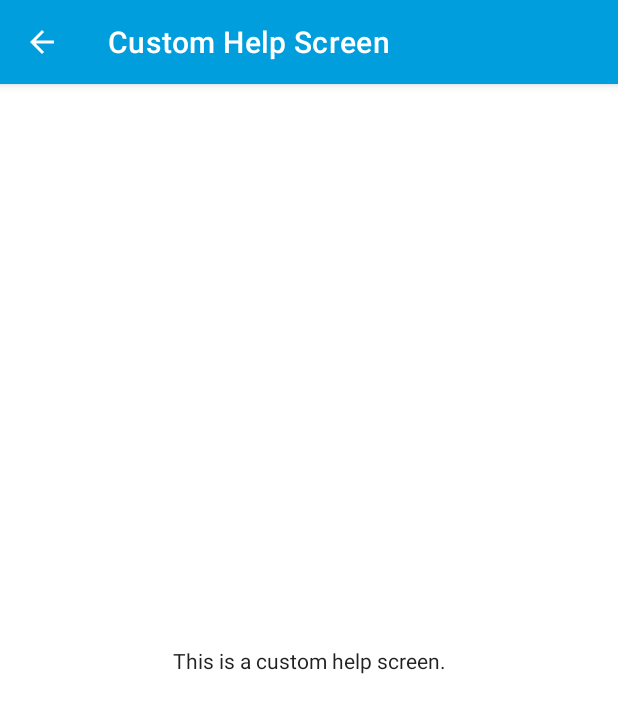
After one commit to gini/gini-pay-bank-sdk-android, an Android app: the CustomHelpActivity screen opened directly, with no data from a screen before it, on a phone screen of 412 x 824 dp. The commit adds this screen. Shown: the top 713 px of the screen. Run offline under Robolectric (Android 15) with nearby library versions, the phone set to English and light mode, and no system bars.

Commit message:
Show custom help screen in the screen api example app

```diff
--- a/appscreenapi/src/main/AndroidManifest.xml
+++ b/appscreenapi/src/main/AndroidManifest.xml
@@ -65,6 +65,9 @@
         </activity>
         <activity android:name=".ExtractionsActivity" />
         <activity android:name=".NoExtractionsActivity" />
+        <activity
+            android:name=".CustomHelpActivity"
+            android:label="@string/custom_help_screen_title" />
     </application>
 
 </manifest>
--- /dev/null
+++ b/appscreenapi/src/main/java/net/gini/pay/appscreenapi/CustomHelpActivity.kt
@@ -0,0 +1,22 @@
+package net.gini.pay.appscreenapi
+
+import android.os.Bundle
+import android.view.MenuItem
+import androidx.appcompat.app.AppCompatActivity
+
+class CustomHelpActivity : AppCompatActivity() {
+
+    override fun onCreate(savedInstanceState: Bundle?) {
+        super.onCreate(savedInstanceState)
+        setContentView(R.layout.activity_custom_help)
+        supportActionBar?.apply { setDisplayHomeAsUpEnabled(true) }
+    }
+
+    override fun onOptionsItemSelected(item: MenuItem): Boolean {
+        if (item.itemId == android.R.id.home) {
+            onBackPressed()
+            return true
+        }
+        return super.onOptionsItemSelected(item)
+    }
+}
--- /dev/null
+++ b/appscreenapi/src/main/res/layout/activity_custom_help.xml
@@ -0,0 +1,20 @@
+<?xml version="1.0" encoding="utf-8"?>
+<androidx.constraintlayout.widget.ConstraintLayout xmlns:android="http://schemas.android.com/apk/res/android"
+    xmlns:app="http://schemas.android.com/apk/res-auto"
+    xmlns:tools="http://schemas.android.com/tools"
+    android:layout_width="match_parent"
+    android:layout_height="match_parent"
+    tools:context=".CustomHelpActivity">
+
+    <TextView
+        android:id="@+id/textView"
+        android:layout_width="wrap_content"
+        android:layout_height="wrap_content"
+        style="@style/GiniCaptureTheme.Help.Item.TextStyle"
+        android:gravity="center"
+        android:text="@string/custom_help_screen_greeting"
+        app:layout_constraintBottom_toBottomOf="parent"
+        app:layout_constraintEnd_toEndOf="parent"
+        app:layout_constraintStart_toStartOf="parent"
+        app:layout_constraintTop_toTopOf="parent" />
+</androidx.constraintlayout.widget.ConstraintLayout>
--- a/appscreenapi/src/main/res/values/strings.xml
+++ b/appscreenapi/src/main/res/values/strings.xml
@@ -7,6 +7,9 @@
     <string name="purpose_hint">Purpose</string>
     <string name="return_to_business">Return to Business</string>
     <string name="resolve_payment">Pay</string>
+
+    <string name="custom_help_screen_title">Custom Help Screen</string>
+    <string name="custom_help_screen_greeting">This is a custom help screen.</string>
 
     <!-- String customization examples -->
 
```
Also changed, not shown: appscreenapi/src/main/java/net/gini/pay/appscreenapi/MainActivity.kt (+9 -6 lines).
